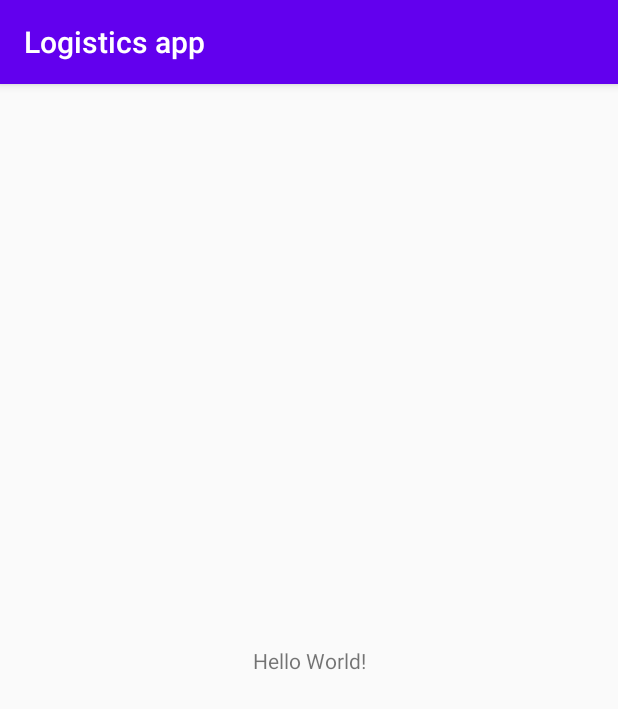
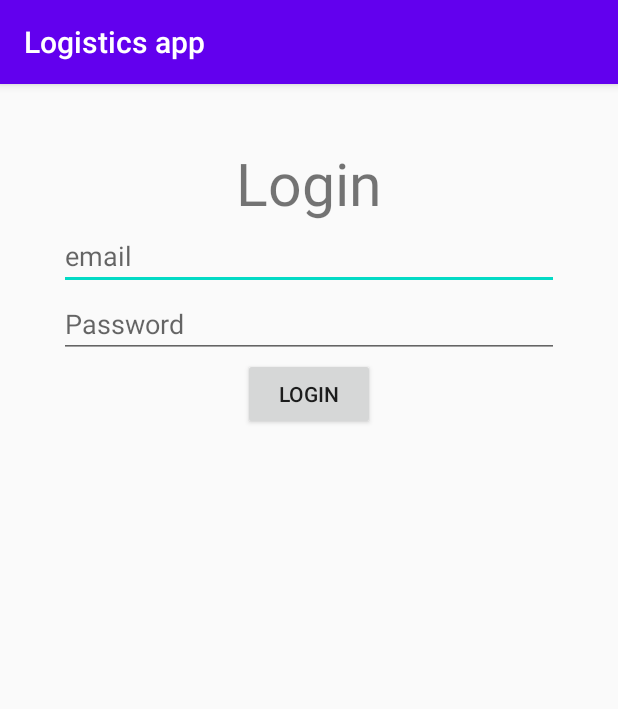
Before and after one commit to ndkai/Logistic, an Android app: the screen it shows after launch (MainActivity), on a phone screen of 412 x 824 dp. Shown: the top 709 px of the screen. Run offline under Robolectric (Android 15) with nearby library versions, the phone set to English and light mode, and no system bars; our stand-ins replace ButterKnife, Firebase (no records; nobody signed in at launch, a user with empty details on screens opened directly), sdp/ssp sizes.

Commit message:
add login fragment

```diff
--- a/app/build.gradle
+++ b/app/build.gradle
@@ -1,9 +1,12 @@
 apply plugin: 'com.android.application'
-
+apply plugin: 'com.google.gms.google-services'
 android {
     compileSdkVersion 30
     buildToolsVersion "29.0.3"
-
+    compileOptions {
+        targetCompatibility = "8"
+        sourceCompatibility = "8"
+    }
     defaultConfig {
         applicationId "com.iot.logisticsapp"
         minSdkVersion 21
@@ -26,8 +29,17 @@ dependencies {
     implementation fileTree(dir: "libs", include: ["*.jar"])
     implementation 'androidx.appcompat:appcompat:1.2.0'
     implementation 'androidx.constraintlayout:constraintlayout:2.0.4'
+    implementation 'com.google.firebase:firebase-auth:20.0.0'
     testImplementation 'junit:junit:4.12'
     androidTestImplementation 'androidx.test.ext:junit:1.1.2'
     androidTestImplementation 'androidx.test.espresso:espresso-core:3.3.0'
+    implementation platform('com.google.firebase:firebase-bom:26.1.0')
+    implementation 'com.google.firebase:firebase-analytics'
+    // Injecting views: other way for findView ...
+    implementation 'com.jakewharton:butterknife:10.2.0'
+    annotationProcessor 'com.jakewharton:butterknife-compiler:10.2.0'
+    // Responsive UI lib
+    implementation 'com.intuit.sdp:sdp-android:1.0.6'
+    implementation 'com.intuit.ssp:ssp-android:1.0.6'
 
 }
--- a/app/src/main/java/com/iot/logisticsapp/MainActivity.java
+++ b/app/src/main/java/com/iot/logisticsapp/MainActivity.java
@@ -1,8 +1,13 @@
 package com.iot.logisticsapp;
 
 import androidx.appcompat.app.AppCompatActivity;
+import androidx.fragment.app.Fragment;
 
 import android.os.Bundle;
+
+import com.iot.logisticsapp.duy.LoginFragment;
+
+import butterknife.ButterKnife;
 
 public class MainActivity extends AppCompatActivity {
 
@@ -10,5 +15,18 @@ public class MainActivity extends AppCompatActivity {
     protected void onCreate(Bundle savedInstanceState) {
         super.onCreate(savedInstanceState);
         setContentView(R.layout.activity_main);
+        ButterKnife.bind(this);
+        setupViews();
+    }
+
+    private void setupViews(){
+        replaceFragment(R.id.container, new LoginFragment());
+    }
+
+    public void replaceFragment(int containerId, Fragment fragment) {
+        getSupportFragmentManager().beginTransaction()
+                .replace(containerId, fragment)
+                .addToBackStack(fragment.getTag())
+                .commit();
     }
 }
--- /dev/null
+++ b/app/src/main/java/com/iot/logisticsapp/duy/LoginFragment.java
@@ -0,0 +1,72 @@
+package com.iot.logisticsapp.duy;
+
+import android.os.Bundle;
+import android.text.TextUtils;
+import android.view.LayoutInflater;
+import android.view.View;
+import android.view.ViewGroup;
+import android.widget.EditText;
+
+import androidx.annotation.NonNull;
+import androidx.annotation.Nullable;
+import androidx.fragment.app.Fragment;
+
+import com.google.android.gms.tasks.OnFailureListener;
+import com.google.android.gms.tasks.OnSuccessListener;
+import com.google.firebase.auth.AuthResult;
+import com.google.firebase.auth.FirebaseAuth;
+import com.iot.logisticsapp.R;
+import com.iot.logisticsapp.utils.CommonUtils;
+
+import butterknife.BindView;
+import butterknife.ButterKnife;
+import butterknife.OnClick;
+
+public class LoginFragment extends Fragment {
+
+    @BindView(R.id.email_edt)
+    EditText emailEdt;
+    @BindView(R.id.password_edt)
+    EditText passEdt;
+
+    FirebaseAuth firebaseAuth = FirebaseAuth.getInstance();
+
+    @Nullable
+    @Override
+    public View onCreateView(@NonNull LayoutInflater inflater, @Nullable ViewGroup container, @Nullable Bundle savedInstanceState) {
+        return inflater.inflate(R.layout.login_layout, container, false);
+    }
+
+    @Override
+    public void onViewCreated(@NonNull View view, @Nullable Bundle savedInstanceState) {
+        super.onViewCreated(view, savedInstanceState);
+        ButterKnife.bind(this, view);
+        setupViews();
+    }
+
+    private void setupViews(){
+
+    }
+    @OnClick(R.id.login_btn)
+    public void login(){
+
+        if(!TextUtils.isEmpty(emailEdt.getText()) || !TextUtils.isEmpty(passEdt.getText())){
+            firebaseAuth.signInWithEmailAndPassword(emailEdt.getText().toString(), passEdt.getText().toString())
+                    .addOnSuccessListener(new OnSuccessListener<AuthResult>() {
+                        @Override
+                        public void onSuccess(AuthResult authResult) {
+                            CommonUtils.showToast(getContext(), "Đăng nhập thành công");
+                        }
+                    })
+                    .addOnFailureListener(new OnFailureListener() {
+                        @Override
+                        public void onFailure(@NonNull Exception e) {
+                            CommonUtils.showToast(getContext(), "Đăng nhập thất bại");
+                        }
+                    });
+        }
+        else{
+            CommonUtils.showToast(getContext(), "Vui lòng nhập đầy đủ tài khoản và mật khẩu");
+        }
+    }
+}
--- /dev/null
+++ b/app/src/main/java/com/iot/logisticsapp/utils/CommonUtils.java
@@ -0,0 +1,10 @@
+package com.iot.logisticsapp.utils;
+
+import android.content.Context;
+import android.widget.Toast;
+
+public class CommonUtils {
+    public static void showToast(Context context, String msg){
+        Toast.makeText(context,msg, Toast.LENGTH_SHORT).show();
+    }
+}
--- a/app/src/main/res/layout/activity_main.xml
+++ b/app/src/main/res/layout/activity_main.xml
@@ -1,18 +1,16 @@
 <?xml version="1.0" encoding="utf-8"?>
-<androidx.constraintlayout.widget.ConstraintLayout xmlns:android="http://schemas.android.com/apk/res/android"
+<RelativeLayout xmlns:android="http://schemas.android.com/apk/res/android"
     xmlns:app="http://schemas.android.com/apk/res-auto"
     xmlns:tools="http://schemas.android.com/tools"
     android:layout_width="match_parent"
     android:layout_height="match_parent"
     tools:context=".MainActivity">
 
-    <TextView
-        android:layout_width="wrap_content"
-        android:layout_height="wrap_content"
-        android:text="Hello World!"
-        app:layout_constraintBottom_toBottomOf="parent"
-        app:layout_constraintLeft_toLeftOf="parent"
-        app:layout_constraintRight_toRightOf="parent"
-        app:layout_constraintTop_toTopOf="parent" />
+    <RelativeLayout
+        android:id="@+id/container"
+        android:layout_width="match_parent"
+        android:layout_height="match_parent">
 
-</androidx.constraintlayout.widget.ConstraintLayout>
+    </RelativeLayout>
+
+</RelativeLayout>
--- /dev/null
+++ b/app/src/main/res/layout/login_layout.xml
@@ -0,0 +1,39 @@
+<?xml version="1.0" encoding="utf-8"?>
+<RelativeLayout
+    xmlns:android="http://schemas.android.com/apk/res/android"
+    android:layout_width="match_parent"
+    android:layout_height="match_parent">
+    <TextView
+        android:id="@+id/login_label"
+        android:layout_marginTop="@dimen/_30sdp"
+        android:layout_centerInParent="true"
+        android:layout_alignParentTop="true"
+        android:layout_width="wrap_content"
+        android:layout_height="wrap_content"
+        android:textSize="@dimen/_30sdp"
+        android:text="Login"/>
+    <EditText
+        android:layout_below="@id/login_label"
+        android:id="@+id/email_edt"
+        android:hint="email"
+        android:layout_marginHorizontal="@dimen/_30sdp"
+        android:layout_width="match_parent"
+        android:layout_height="wrap_content"/>
+
+    <EditText
+        android:layout_below="@id/email_edt"
+        android:id="@+id/password_edt"
+        android:hint="Password"
+        android:layout_marginHorizontal="@dimen/_30sdp"
+        android:layout_width="match_parent"
+        android:layout_height="wrap_content"/>
+    <Button
+        android:layout_below="@+id/password_edt"
+        android:id="@+id/login_btn"
+        android:layout_centerInParent="true"
+        android:layout_width="wrap_content"
+        android:layout_height="wrap_content"
+        android:text="Login"/>
+
+
+</RelativeLayout>
--- a/build.gradle
+++ b/build.gradle
@@ -6,7 +6,7 @@ buildscript {
     }
     dependencies {
         classpath "com.android.tools.build:gradle:4.0.1"
-
+        classpath 'com.google.gms:google-services:4.3.4'
         // NOTE: Do not place your application dependencies here; they belong
         // in the individual module build.gradle files
     }
```
Also changed, not shown: 1 other file.
